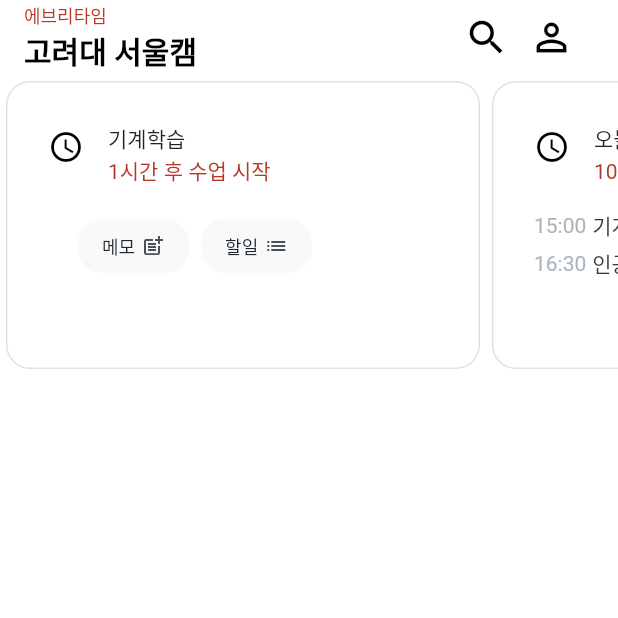
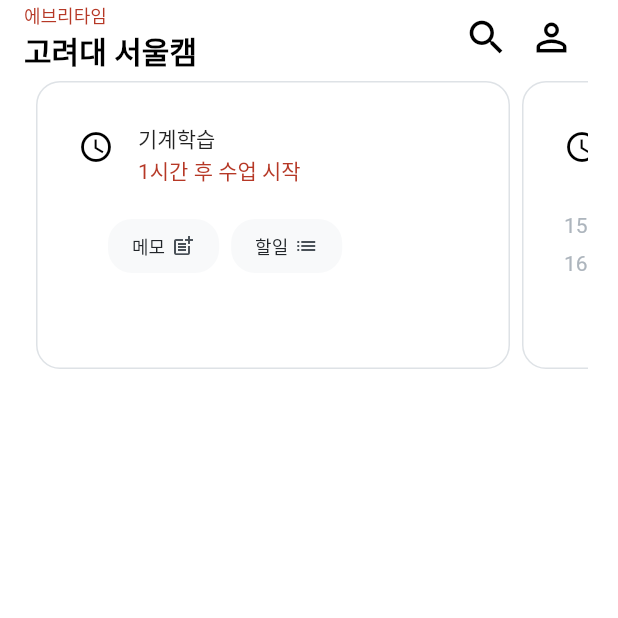
Before and after one commit to mobius29/everytime-clonecoding-flutter, a Flutter app: the screen it shows after launch, on a phone screen of 412 x 824 dp, the top half of it. Run offline on Flutter 3.47's test engine with Material 2 defaults, Android fonts, the phone set to English and light mode, and no system bars.

Commit message:
feat add padding to card list

```diff
--- a/lib/widgets/home/card_list.dart
+++ b/lib/widgets/home/card_list.dart
@@ -10,7 +10,8 @@
 
   @override
   Widget build(BuildContext context) {
-    return SizedBox(
+    return Container(
+      padding: const EdgeInsets.symmetric(horizontal: 20),
       height: 200,
       child: ListView(
         scrollDirection: Axis.horizontal,
```
